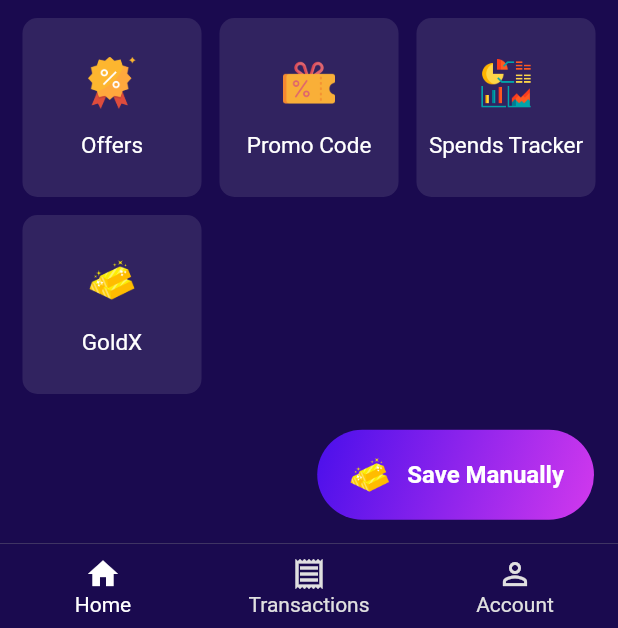
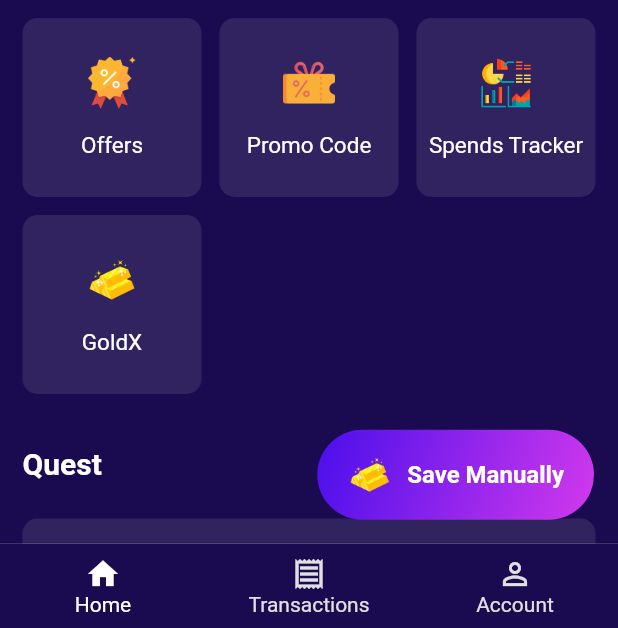
Before and after one commit to jatin-web/tme_assignment, a Flutter app: the screen it shows after launch, scrolled down 793 dp, on a phone screen of 412 x 824 dp, the part 608-1236 px from its top. Run offline on Flutter 3.47's test engine with Material 2 defaults, Android fonts, the light colour scheme and no system bars; our stand-ins replace dotted_border, lottie, shimmer, story_view; missing offline and left inert: coupon_uikit.

Commit message:
added more functionality on home tab

```diff
--- a/lib/data/demo_data_list.dart
+++ b/lib/data/demo_data_list.dart
@@ -2,27 +2,42 @@ import 'package:tme_pune/constants.dart';
 import 'package:tme_pune/data/models/quick_action_model.dart';
 import 'package:tme_pune/data/models/reward_model.dart';
 
-List<QuickActionModel> quickActionsList = [
-  QuickActionModel(
+List<ExploreOptionModel> quickActionsList = [
+  ExploreOptionModel(
       imagePath: "assets/icons/spin_to_win.png",
       title: "Spin to Win",
       description: "Upto ${rupee}18 worth of Extra Gold"),
-  QuickActionModel(
+  ExploreOptionModel(
       imagePath: "assets/icons/credit_score.png",
       title: "Credit Score",
       description: "Check and improve your financial health"),
-  QuickActionModel(
+  ExploreOptionModel(
       imagePath: "assets/icons/emi_cal.png",
       title: "EMI Calculator",
       description: "See EMI rates for any amount & interest value"),
-  QuickActionModel(
+  ExploreOptionModel(
       imagePath: "assets/icons/savings_cal.png",
       title: "Savings Calculator",
       description: "Plan your financial future"),
-  QuickActionModel(
+  ExploreOptionModel(
       imagePath: "assets/icons/health_insurance.png",
       title: "Health Insurance",
       description: "Hospital bills covered up tp ${rupee}10 lakh"),
+];
+
+List<ExploreOptionModel> exploreMoreLIst = [
+  ExploreOptionModel(
+      imagePath: "assets/icons/gold.png",
+      title: "Gold Lease",
+      description: "Put your gold to work"),
+  ExploreOptionModel(
+      imagePath: "assets/icons/promo_code.png",
+      title: "Gold Voucher",
+      description: "Celebrate every occassion with gold and diamond vouchers"),
+  ExploreOptionModel(
+      imagePath: "assets/icons/people.png",
+      title: "Duo",
+      description: "Invite your friends to save and win exciting rewards"),
 ];
 
 List<RewardModel> rewardsList = [
--- a/lib/data/models/quick_action_model.dart
+++ b/lib/data/models/quick_action_model.dart
@@ -1,9 +1,9 @@
-class QuickActionModel {
+class ExploreOptionModel {
   String? imagePath;
   String? title;
   String? description;
 
-  QuickActionModel(
+  ExploreOptionModel(
       {required this.imagePath,
       required this.title,
       required this.description});
--- /dev/null
+++ b/lib/view/components/containers/quest_container.dart
@@ -0,0 +1,50 @@
+import 'package:flutter/material.dart';
+import 'package:tme_pune/view/screen/page_not_built.dart';
+
+import '../../../constants.dart';
+
+class QuestContainer extends StatelessWidget {
+  const QuestContainer({super.key});
+
+  @override
+  Widget build(BuildContext context) {
+    return InkWell(
+      onTap: () {
+        Navigator.pushNamed(context, PageNotBuiltScreen.routeName,
+            arguments: "Quest");
+      },
+      child: Container(
+        padding: const EdgeInsets.symmetric(horizontal: 15, vertical: 20),
+        decoration: BoxDecoration(
+            color: fadedThemeColor, borderRadius: BorderRadius.circular(10)),
+        child: Row(
+          children: [
+            Image.asset(
+              "assets/icons/trophy.png",
+              height: 70,
+            ),
+            const SizedBox(width: 20),
+            const Expanded(
+              child: Column(
+                crossAxisAlignment: CrossAxisAlignment.start,
+                children: [
+                  Text(
+                    "You've unlocked a new Quest",
+                    style: TextStyle(fontWeight: FontWeight.bold, fontSize: 20),
+                  ),
+                  SizedBox(height: 10),
+                  Text("Enter and earn rewards")
+                ],
+              ),
+            ),
+            const SizedBox(width: 15),
+            const Icon(
+              Icons.arrow_forward_ios_rounded,
+              size: 18,
+            )
+          ],
+        ),
+      ),
+    );
+  }
+}
--- a/lib/view/components/containers/quick_action_container.dart
+++ b/lib/view/components/containers/quick_action_container.dart
@@ -4,7 +4,7 @@ import 'package:tme_pune/data/models/quick_action_model.dart';
 
 class QucikActionContainer extends StatelessWidget {
   const QucikActionContainer({super.key, required this.quickActionModel});
-  final QuickActionModel quickActionModel;
+  final ExploreOptionModel quickActionModel;
 
   @override
   Widget build(BuildContext context) {
--- a/lib/view/screen/tabs/home_tab.dart
+++ b/lib/view/screen/tabs/home_tab.dart
@@ -3,6 +3,7 @@ import 'package:shimmer/shimmer.dart';
 import 'package:tme_pune/constants.dart';
 import 'package:tme_pune/view/components/buttons/status_button.dart';
 import 'package:tme_pune/view/components/containers/live_gold_price_icon_container.dart';
+import 'package:tme_pune/view/components/containers/quest_container.dart';
 import 'package:tme_pune/view/screen/page_not_built.dart';
 import 'package:tme_pune/view/screen/periodic_savings/daily_savings_screen.dart';
 import 'package:tme_pune/view/screen/save_manually/save_manually_screen.dart';
@@ -157,6 +158,55 @@ class _HomeTabState extends State<HomeTab> {
           ),
         ),
 
+        getSliverGap(height: 10),
+
+        // --------------- Quest ---------------
+        SliverToBoxAdapter(
+          child: Padding(
+            padding: EdgeInsets.symmetric(horizontal: horizontalPadding),
+            child: Column(
+              crossAxisAlignment: CrossAxisAlignment.start,
+              children: [getTitle("Quest"), const QuestContainer()],
+            ),
+          ),
+        ),
+
+        getSliverGap(height: 10),
+
+        // --------------- Explore More ---------------
+        SliverToBoxAdapter(
+          child: Padding(
+            padding: EdgeInsets.symmetric(horizontal: horizontalPadding),
+            child: Column(
+              crossAxisAlignment: CrossAxisAlignment.start,
+              children: [
+                getTitle("Explore More"),
+                SizedBox(
+                  height: 150,
+                  child: ListView.separated(
+                    scrollDirection: Axis.horizontal,
+                    itemCount: exploreMoreLIst.length,
+                    itemBuilder: (context, index) {
+                      return InkWell(
+                        onTap: () {
+                          Navigator.pushNamed(
+                              context, PageNotBuiltScreen.routeName,
+                              arguments: exploreMoreLIst[index].title);
+                        },
+                        child: QucikActionContainer(
+                            quickActionModel: exploreMoreLIst[index]),
+                      );
+                    },
+                    separatorBuilder: (context, index) {
+                      return const SizedBox(width: 15);
+                    },
+                  ),
+                )
+              ],
+            ),
+          ),
+        ),
+
         const SliverToBoxAdapter(
           child: SizedBox(height: 100),
         )
```
Also changed, not shown: assets/icons/people.png (added), assets/icons/trophy.png (added).
